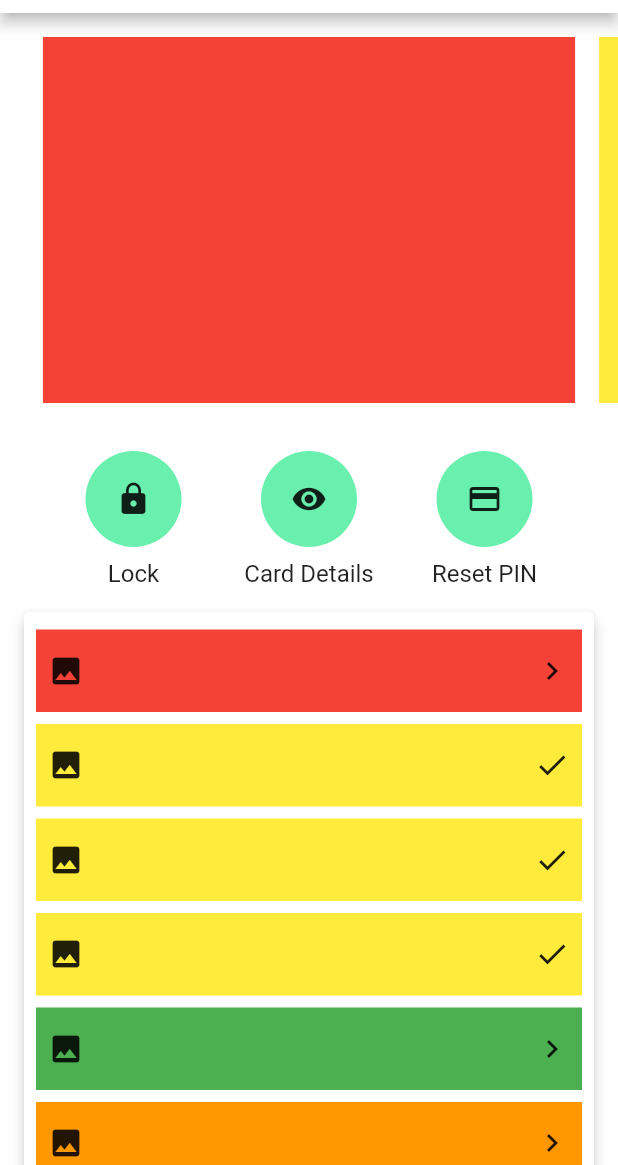
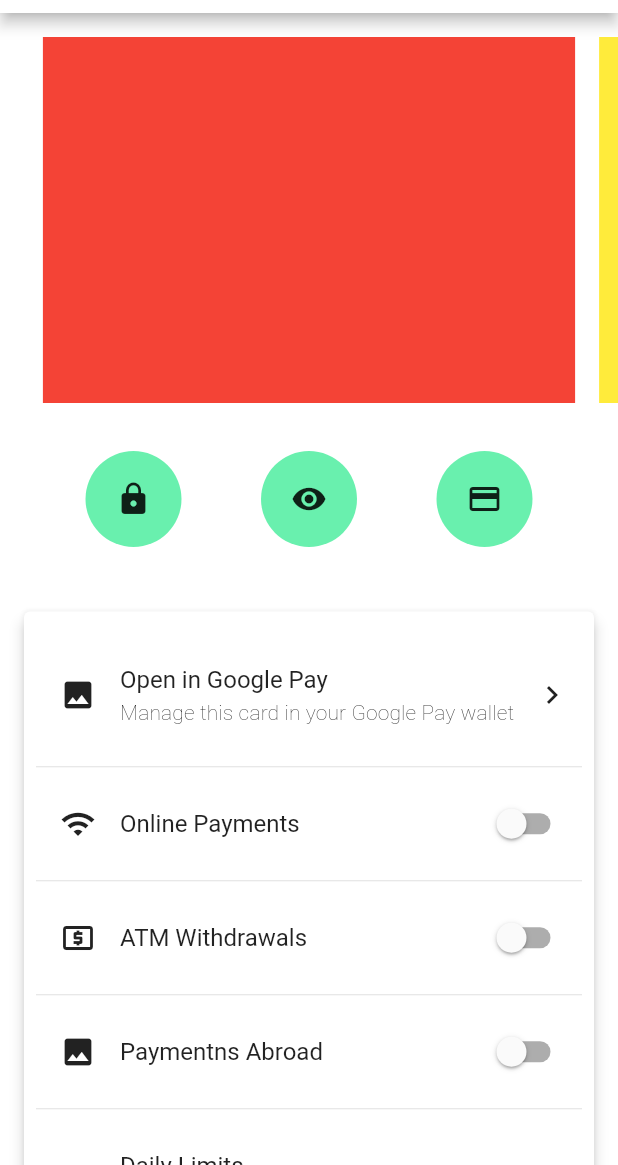
Before and after one commit to abalalovski/n26-cards-flutter, a Flutter app: the screen it shows after launch, on a phone screen of 412 x 824 dp, the part 71-1236 px from its top. Run offline on Flutter 3.47's test engine with Material 2 defaults, Android fonts, the phone set to English and light mode, and no system bars; our stand-ins replace flutter_bloc, google_fonts.

Commit message:
Actions and preferences with values

```diff
--- a/lib/settings/cards_page.dart
+++ b/lib/settings/cards_page.dart
@@ -58,7 +58,10 @@ class _CardsPageState extends State<CardsPage> {
                     margin: EdgeInsets.symmetric(horizontal: 16.0),
                     child: Padding(
                       padding: const EdgeInsets.all(8.0),
-                      child: ListView.builder(
+                      child: ListView.separated(
+                          separatorBuilder: (context, index) {
+                            return Divider(height: 1.0);
+                          },
                           physics: const NeverScrollableScrollPhysics(),
                           shrinkWrap: true,
                           itemCount: _cardActions().length,
@@ -75,47 +78,31 @@ class _CardsPageState extends State<CardsPage> {
   List<CardItemWidget> _cardsList() => [
         CardItemWidget(bgColor: Colors.red),
         CardItemWidget(bgColor: Colors.yellow),
-        CardItemWidget(bgColor: Colors.green),
+        CardItemWidget(bgColor: Colors.green)
       ];
 
   List<Widget> _cardActions() => [
         HorizontalCardActionWidget(
-            background: Colors.red,
             leadIcon: Icons.image,
-            title: "",
-            subtitle: "",
+            title: "Open in Google Pay",
+            subtitle: "Manage this card in your Google Pay wallet",
             tailIcon: Icons.chevron_right,
             onPressed: () {}),
+        CardPreferenceWidget(leadIcon: Icons.wifi, title: "Online Payments", onChanged: (value) {}),
         CardPreferenceWidget(
-            background: Colors.yellow,
+            leadIcon: Icons.local_atm, title: "ATM Withdrawals", onChanged: (value) {}),
+        CardPreferenceWidget(
+            leadIcon: Icons.image, title: "Paymentns Abroad", onChanged: (value) {}),
+        HorizontalCardActionWidget(
             leadIcon: Icons.image,
-            title: "",
-            subtitle: "",
-            onChanged: (value) {}),
-        CardPreferenceWidget(
-            background: Colors.yellow,
-            leadIcon: Icons.image,
-            title: "",
-            subtitle: "",
-            onChanged: (value) {}),
-        CardPreferenceWidget(
-            background: Colors.yellow,
-            leadIcon: Icons.image,
-            title: "",
-            subtitle: "",
-            onChanged: (value) {}),
-        HorizontalCardActionWidget(
-            background: Colors.green,
-            leadIcon: Icons.image,
-            title: "",
-            subtitle: "",
+            title: "Daily Limits",
+            subtitle: "Set your card payment limits",
             tailIcon: Icons.chevron_right,
             onPressed: () {}),
         HorizontalCardActionWidget(
-            background: Colors.orange,
             leadIcon: Icons.image,
-            title: "",
-            subtitle: "",
+            title: "Reorder Card",
+            subtitle: "Get a new card in case you have it lost or stolen",
             tailIcon: Icons.chevron_right,
             onPressed: () {})
       ];
--- a/lib/settings/widgets/card_preference_widget.dart
+++ b/lib/settings/widgets/card_preference_widget.dart
@@ -31,27 +31,36 @@ class _CardPreferenceState extends State<CardPreferenceWidget> {
       padding: EdgeInsets.all(8.0),
       color: widget.background,
       child: Row(children: [
-        Icon(widget.leadIcon),
+        Padding(
+          padding: const EdgeInsets.all(8.0),
+          child: Icon(widget.leadIcon),
+        ),
         Expanded(
           child: Padding(
-            padding: const EdgeInsets.symmetric(horizontal: 8.0),
-            child: Column(crossAxisAlignment: CrossAxisAlignment.start, children: [
-              Text(widget.title, style: Theme.of(context).textTheme.subtitle1),
-              Padding(padding: EdgeInsets.only(top: 4.0)),
-              Text(widget.subtitle, style: Theme.of(context).textTheme.subtitle2)
-            ]),
+            padding: const EdgeInsets.only(left: 8.0, right: 8.0, top: 16.0, bottom: 16.0),
+            child: Column(
+                crossAxisAlignment: CrossAxisAlignment.start,
+                mainAxisAlignment: MainAxisAlignment.center,
+                children: [
+                  Text(widget.title, style: Theme.of(context).textTheme.subtitle1),
+                  widget.subtitle != null
+                      ? Padding(
+                          padding: EdgeInsets.only(top: 4.0),
+                          child:
+                              Text(widget.subtitle, style: Theme.of(context).textTheme.subtitle2))
+                      : Container()
+                ]),
           ),
         ),
-        Icon(Icons.check)
-        /*Switch(
+        Switch(
+            activeColor: Colors.teal,
             value: _isChecked,
             onChanged: (checked) {
               setState(() {
                 _isChecked = !_isChecked;
                 widget.onChanged(checked);
               });
-            })*/
-        ,
+            })
       ]),
     );
   }
--- a/lib/settings/widgets/horizontal_card_action_widget.dart
+++ b/lib/settings/widgets/horizontal_card_action_widget.dart
@@ -28,10 +28,13 @@ class HorizontalCardActionWidget extends StatelessWidget implements CardAction {
       padding: EdgeInsets.all(8.0),
       color: background,
       child: Row(children: [
-        Icon(leadIcon),
+        Padding(
+          padding: const EdgeInsets.all(8.0),
+          child: Icon(leadIcon),
+        ),
         Expanded(
           child: Padding(
-            padding: const EdgeInsets.symmetric(horizontal: 8.0),
+            padding: const EdgeInsets.only(left: 8.0, right: 8.0, top: 16.0, bottom: 16.0),
             child: Column(crossAxisAlignment: CrossAxisAlignment.start, children: [
               Text(title, style: Theme.of(context).textTheme.subtitle1),
               Padding(padding: EdgeInsets.only(top: 4.0)),
--- a/lib/settings/widgets/round_card_action_widget.dart
+++ b/lib/settings/widgets/round_card_action_widget.dart
@@ -23,7 +23,7 @@ class RoundCardActionWidget extends StatelessWidget implements CardAction {
         Padding(
           padding: const EdgeInsets.only(top: 8.0),
           child: Text(
-            title,
+            "",
             style: Theme.of(context).textTheme.subtitle1,
           ),
         )
```
